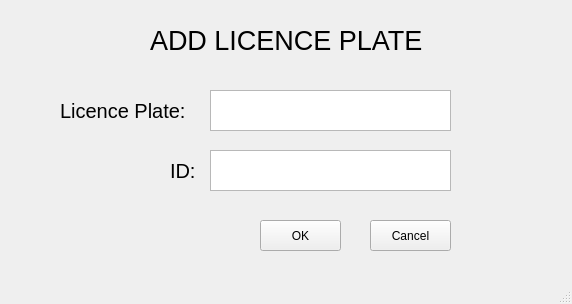
This is addLP.ui in tuyen1601/manager_app as Qt 5 draws it before an edit. The edited form follows.
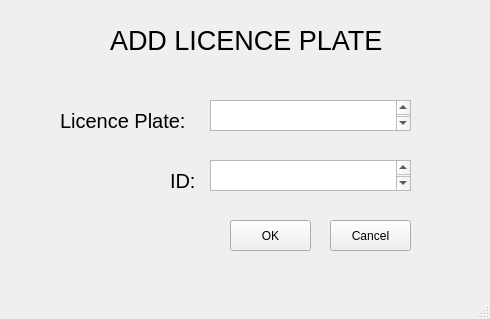
This is the edited form.

The edit to the form file:
```diff
--- a/addLP.ui
+++ b/addLP.ui
@@ -6,8 +6,8 @@
    <rect>
     <x>0</x>
     <y>0</y>
-    <width>572</width>
-    <height>304</height>
+    <width>490</width>
+    <height>319</height>
    </rect>
   </property>
   <property name="windowTitle">
@@ -17,7 +17,7 @@
    <widget class="QLabel" name="label">
     <property name="geometry">
      <rect>
-      <x>150</x>
+      <x>110</x>
       <y>20</y>
       <width>291</width>
       <height>41</height>
@@ -36,29 +36,29 @@
     <property name="geometry">
      <rect>
       <x>210</x>
-      <y>90</y>
-      <width>241</width>
-      <height>41</height>
+      <y>100</y>
+      <width>201</width>
+      <height>31</height>
      </rect>
     </property>
     <property name="font">
      <font>
-      <pointsize>20</pointsize>
+      <pointsize>9</pointsize>
      </font>
     </property>
     <property name="html">
      <string>&lt;!DOCTYPE HTML PUBLIC &quot;-//W3C//DTD HTML 4.0//EN&quot; &quot;http://www.w3.org/TR/REC-html40/strict.dtd&quot;&gt;
 &lt;html&gt;&lt;head&gt;&lt;meta name=&quot;qrichtext&quot; content=&quot;1&quot; /&gt;&lt;style type=&quot;text/css&quot;&gt;
 p, li { white-space: pre-wrap; }
-&lt;/style&gt;&lt;/head&gt;&lt;body style=&quot; font-family:'Sans Serif'; font-size:20pt; font-weight:400; font-style:normal;&quot;&gt;
-&lt;p style=&quot;-qt-paragraph-type:empty; margin-top:0px; margin-bottom:0px; margin-left:0px; margin-right:0px; -qt-block-indent:0; text-indent:0px; font-size:9pt;&quot;&gt;&lt;br /&gt;&lt;/p&gt;&lt;/body&gt;&lt;/html&gt;</string>
+&lt;/style&gt;&lt;/head&gt;&lt;body style=&quot; font-family:'Sans Serif'; font-size:9pt; font-weight:400; font-style:normal;&quot;&gt;
+&lt;p style=&quot;-qt-paragraph-type:empty; margin-top:0px; margin-bottom:0px; margin-left:0px; margin-right:0px; -qt-block-indent:0; text-indent:0px; font-size:20pt;&quot;&gt;&lt;br /&gt;&lt;/p&gt;&lt;/body&gt;&lt;/html&gt;</string>
     </property>
    </widget>
    <widget class="QLabel" name="label_2">
     <property name="geometry">
      <rect>
       <x>60</x>
-      <y>90</y>
+      <y>100</y>
       <width>141</width>
       <height>41</height>
      </rect>
@@ -76,7 +76,7 @@
     <property name="geometry">
      <rect>
       <x>170</x>
-      <y>150</y>
+      <y>160</y>
       <width>31</width>
       <height>41</height>
      </rect>
@@ -94,28 +94,28 @@
     <property name="geometry">
      <rect>
       <x>210</x>
-      <y>150</y>
-      <width>241</width>
-      <height>41</height>
+      <y>160</y>
+      <width>201</width>
+      <height>31</height>
      </rect>
     </property>
     <property name="font">
      <font>
-      <pointsize>20</pointsize>
+      <pointsize>9</pointsize>
      </font>
     </property>
     <property name="html">
      <string>&lt;!DOCTYPE HTML PUBLIC &quot;-//W3C//DTD HTML 4.0//EN&quot; &quot;http://www.w3.org/TR/REC-html40/strict.dtd&quot;&gt;
 &lt;html&gt;&lt;head&gt;&lt;meta name=&quot;qrichtext&quot; content=&quot;1&quot; /&gt;&lt;style type=&quot;text/css&quot;&gt;
 p, li { white-space: pre-wrap; }
-&lt;/style&gt;&lt;/head&gt;&lt;body style=&quot; font-family:'Sans Serif'; font-size:20pt; font-weight:400; font-style:normal;&quot;&gt;
-&lt;p style=&quot;-qt-paragraph-type:empty; margin-top:0px; margin-bottom:0px; margin-left:0px; margin-right:0px; -qt-block-indent:0; text-indent:0px; font-size:9pt;&quot;&gt;&lt;br /&gt;&lt;/p&gt;&lt;/body&gt;&lt;/html&gt;</string>
+&lt;/style&gt;&lt;/head&gt;&lt;body style=&quot; font-family:'Sans Serif'; font-size:9pt; font-weight:400; font-style:normal;&quot;&gt;
+&lt;p style=&quot;-qt-paragraph-type:empty; margin-top:0px; margin-bottom:0px; margin-left:0px; margin-right:0px; -qt-block-indent:0; text-indent:0px; font-size:20pt;&quot;&gt;&lt;br /&gt;&lt;/p&gt;&lt;/body&gt;&lt;/html&gt;</string>
     </property>
    </widget>
    <widget class="QPushButton" name="btnOK">
     <property name="geometry">
      <rect>
-      <x>260</x>
+      <x>230</x>
       <y>220</y>
       <width>81</width>
       <height>31</height>
@@ -128,7 +128,7 @@
    <widget class="QPushButton" name="btnCancelAdd">
     <property name="geometry">
      <rect>
-      <x>370</x>
+      <x>330</x>
       <y>220</y>
       <width>81</width>
       <height>31</height>
```
Left out of the diff: 2 changed lines with no effect on the pictures.
